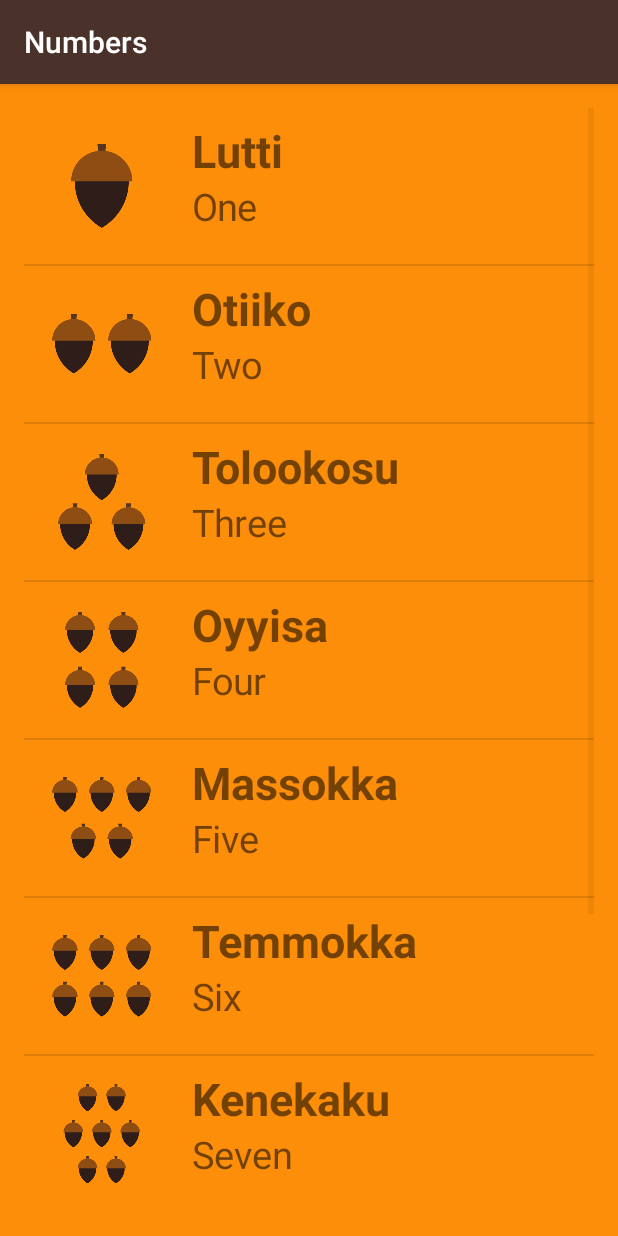
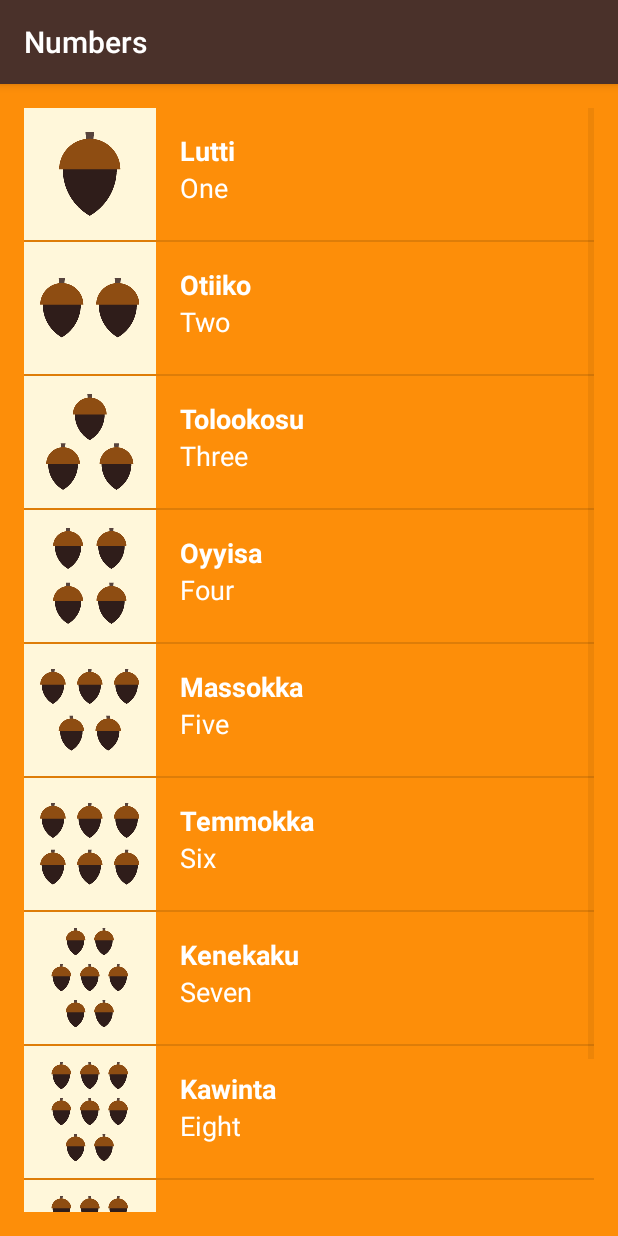
Before and after one commit to sudhi7/MiwokLearning, an Android app: the NumbersActivity screen opened directly, with no data from a screen before it, on a phone screen of 412 x 824 dp. Run offline under Robolectric (Android 15) with nearby library versions, the phone set to English and light mode, and no system bars.

Commit message:
Added visual polish to the app

```diff
--- a/app/src/main/java/com/example/android/miwoklearning/WordAdapter.java
+++ b/app/src/main/java/com/example/android/miwoklearning/WordAdapter.java
@@ -27,11 +27,11 @@ public class WordAdapter extends ArrayAdapter<Word> {
         Word word = getItem(position);
         TextView defaultTextView = (TextView) listItemView.findViewById(R.id.miwokView);
         defaultTextView.setText(word.getMiwokTranslation());
-        defaultTextView.setTextSize(30);
+        defaultTextView.setTextSize(18);
         defaultTextView.setTypeface(null, Typeface.BOLD);
         TextView miwokTextView = (TextView) listItemView.findViewById(R.id.defaultView);
         miwokTextView.setText(word.getDefaultTranlation());
-        miwokTextView.setTextSize(25);
+        miwokTextView.setTextSize(18);
         ImageView imageView = (ImageView) listItemView.findViewById(R.id.image);
         imageView.setImageResource(word.getImage());
         if(word.hasImage()) {
--- a/app/src/main/res/layout/list_item.xml
+++ b/app/src/main/res/layout/list_item.xml
@@ -2,30 +2,31 @@
 <LinearLayout xmlns:android="http://schemas.android.com/apk/res/android"
     android:layout_width="match_parent"
     android:layout_height="match_parent"
-    android:layout_margin="10dp"
     android:orientation="horizontal">
 
     <ImageView
         android:id="@+id/image"
-        android:layout_width="wrap_content"
-        android:layout_height="wrap_content"
-        android:layout_margin="8dp"/>
+        android:layout_width="88dp"
+        android:layout_height="88dp"
+        android:background="#FFF7DA"/>
 
     <LinearLayout
         android:layout_width="match_parent"
-        android:layout_height="wrap_content"
+        android:layout_height="88dp"
         android:orientation="vertical"
-        android:layout_margin="8dp">
+        android:padding="16dp">
 
         <TextView
             android:id="@+id/miwokView"
             android:layout_width="match_parent"
-            android:layout_height="wrap_content" />
+            android:layout_height="wrap_content"
+            android:textColor="#FFFFFF"/>
 
         <TextView
             android:id="@+id/defaultView"
             android:layout_width="match_parent"
-            android:layout_height="wrap_content" />
+            android:layout_height="wrap_content"
+            android:textColor="#FFFFFF"/>
 
     </LinearLayout>
 
--- a/app/src/main/res/values/colors.xml
+++ b/app/src/main/res/values/colors.xml
@@ -14,4 +14,5 @@
     <color name="category_family">#379237</color>
     <color name="category_colors">#8800A0</color>
     <color name="category_phrases">#16AFCA</color>
+    <color name="textcolor">#FFFFFF</color>
 </resources>
```
Also changed, not shown: app/src/main/res/layout/activity_main.xml (+20 -4 lines).
